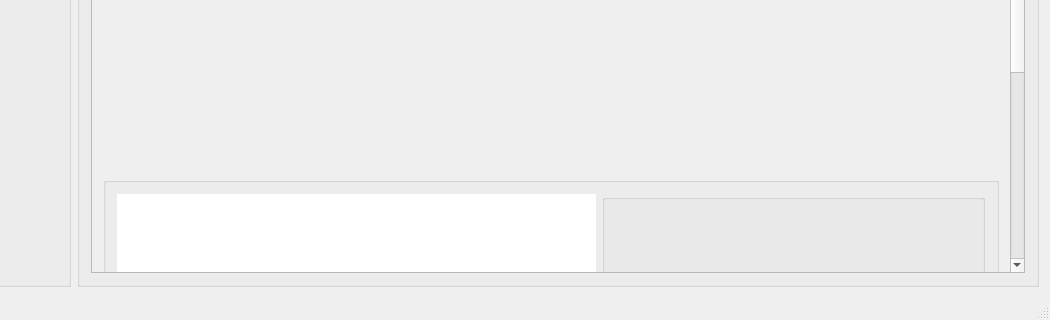
The window that client/SSSClient/mainwindow.ui (zvzv1919/Simply-Stock-Screener) describes before a commit, drawn with Qt 5; both pictures show x 224 to 1274 and y 349 to 669 of the 1274 by 669 pixel window.
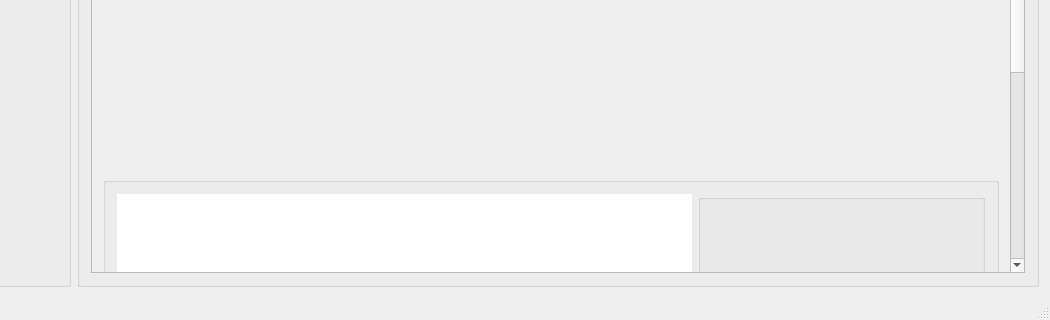
The same window after the commit. Custom widgets are drawn as their Qt base class.

Commit message: Makes graph wider.  Clears graph on new stock search

Patch:
```diff
--- a/client/SSSClient/mainwindow.ui
+++ b/client/SSSClient/mainwindow.ui
@@ -122,7 +122,7 @@
               <property name="geometry">
                <rect>
                 <x>0</x>
-                <y>-361</y>
+                <y>-307</y>
                 <width>951</width>
                 <height>810</height>
                </rect>
@@ -381,7 +381,7 @@
                  <property name="title">
                   <string/>
                  </property>
-                 <layout class="QHBoxLayout" name="horizontalLayout_2" stretch="5,4">
+                 <layout class="QHBoxLayout" name="horizontalLayout_2" stretch="8,4">
                   <item>
                    <widget class="QChartView" name="currentQcharts">
                     <property name="minimumSize">
```
The commit also changes 1 other file.
